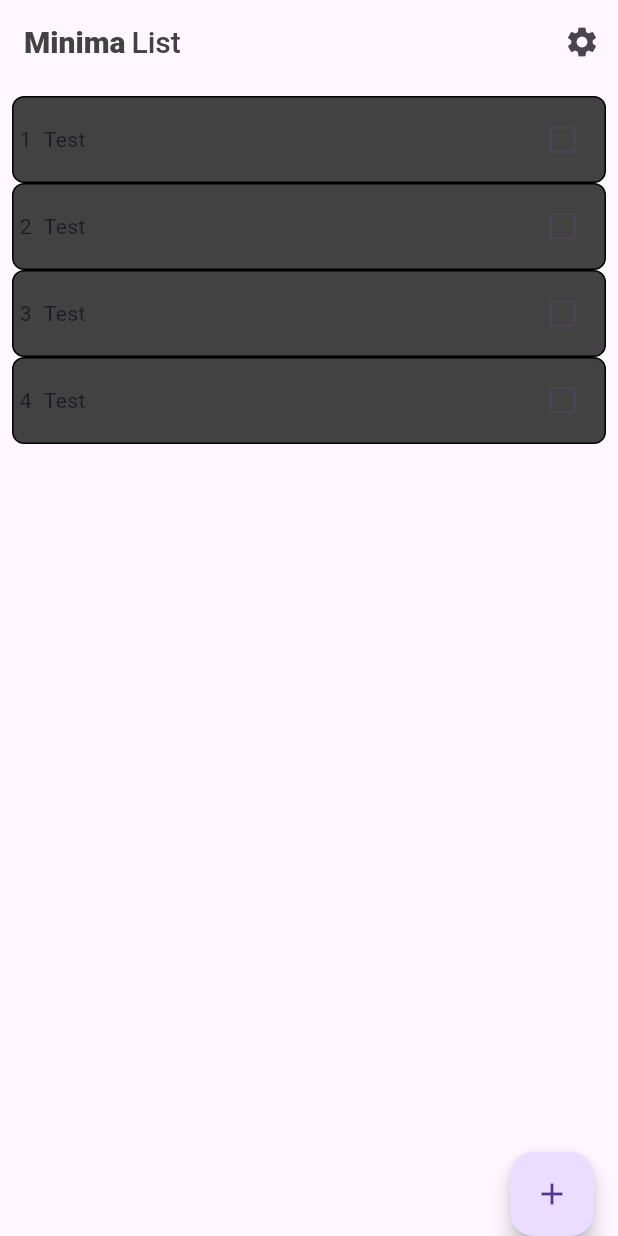
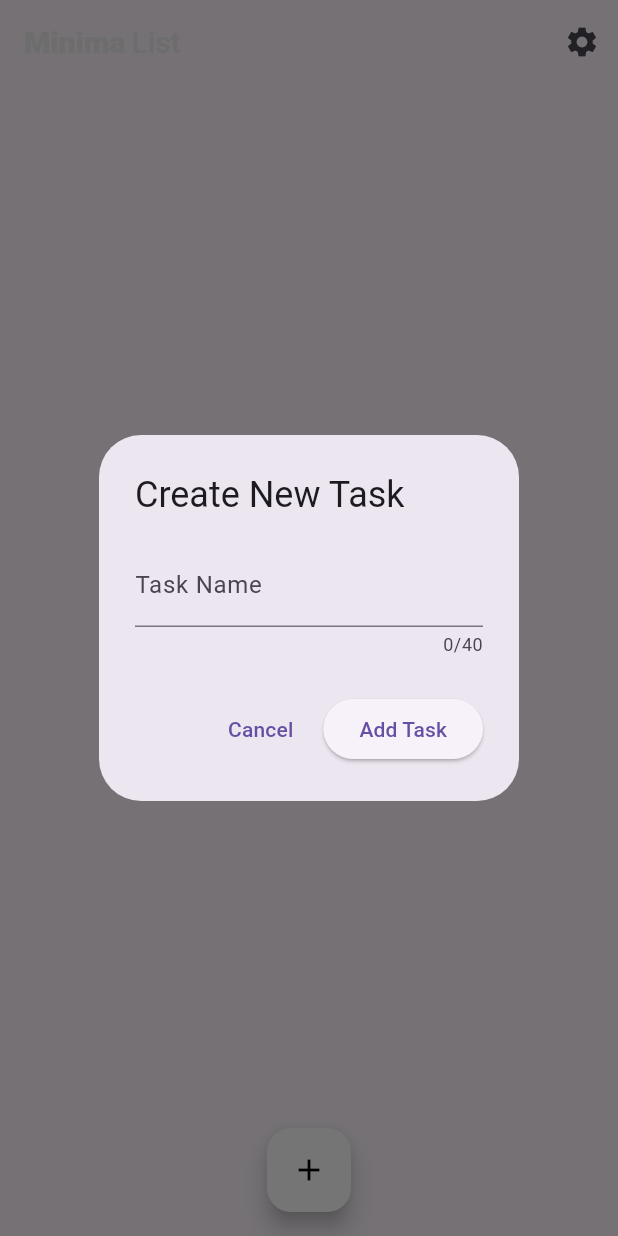
Before and after one commit to ArnaudCs/MinimaList, a Flutter app: the screen it shows after launch, after a tap on the "add" icon, on a phone screen of 412 x 824 dp. Run offline on Flutter 3.47's test engine with Material 3 defaults, Android fonts, the phone set to English and light mode, and no system bars; our stand-ins replace shared_preferences; generated files the repository leaves out were written again.

Commit message:
Début projet

```diff
--- a/minimalist/lib/src/app.dart
+++ b/minimalist/lib/src/app.dart
@@ -2,7 +2,6 @@ import 'package:flutter/material.dart';
 import 'package:flutter_gen/gen_l10n/app_localizations.dart';
 import 'package:flutter_localizations/flutter_localizations.dart';
 
-import 'sample_feature/sample_item_details_view.dart';
 import 'sample_feature/sample_item_list_view.dart';
 import 'settings/settings_controller.dart';
 import 'settings/settings_view.dart';
@@ -48,8 +47,6 @@ class MyApp extends StatelessWidget {
                 switch (routeSettings.name) {
                   case SettingsView.routeName:
                     return SettingsView(controller: settingsController);
-                  case SampleItemDetailsView.routeName:
-                    return SampleItemDetailsView();
                   case SampleItemListView.routeName:
                   default:
                     return SampleItemListView();
--- a/minimalist/lib/src/sample_feature/sample_item.dart
+++ b/minimalist/lib/src/sample_feature/sample_item.dart
@@ -1,19 +1,20 @@
 class SampleItem {
   final int id;
   bool isDone;
+  final String taskName;
 
-  SampleItem(this.id, {this.isDone = false});
+  SampleItem(this.id, {this.taskName = '', this.isDone = false});
 
-  /// Convert a SampleItem into a JSON object
   Map<String, dynamic> toJson() => {
     'id': id,
     'isDone': isDone,
+    'taskName': taskName,
   };
 
-  /// Create a SampleItem from a JSON object
   factory SampleItem.fromJson(Map<String, dynamic> json) {
     return SampleItem(
       json['id'],
+      taskName: json['taskName'] ?? '',
       isDone: json['isDone'],
     );
   }
--- a/minimalist/lib/src/sample_feature/sample_item_list_view.dart
+++ b/minimalist/lib/src/sample_feature/sample_item_list_view.dart
@@ -1,18 +1,43 @@
 import 'package:flutter/material.dart';
+import 'package:minimalist/services/task_service.dart';
+import 'package:minimalist/src/sample_feature/sample_item.dart';
+import 'package:minimalist/src/sample_feature/task_creation_modal.dart';
 
 import '../settings/settings_view.dart';
-import 'sample_item.dart';
 
-/// Displays a list of SampleItems.
 class SampleItemListView extends StatefulWidget {
   SampleItemListView({super.key});
   static const routeName = '/';
+
   @override
   State<SampleItemListView> createState() => _SampleItemListViewState();
 }
 
 class _SampleItemListViewState extends State<SampleItemListView> {
-  List<SampleItem> items = [SampleItem(1), SampleItem(2), SampleItem(3)];
+  List<SampleItem> items = [];
+  final TaskService _taskService = TaskService();
+
+  @override
+  void initState() {
+    super.initState();
+    _loadTasks();
+  }
+
+  void _loadTasks() async {
+    List<SampleItem> loadedTasks = await _taskService.getTasks();
+    setState(() {
+      items = loadedTasks;
+    });
+  }
+
+  void _openTaskCreationModal() {
+    showDialog(
+      context: context,
+      builder: (BuildContext context) {
+        return TaskCreationModal(onTaskAdded: _loadTasks);
+      },
+    );
+  }
 
   @override
   Widget build(BuildContext context) {
@@ -27,7 +52,7 @@ class _SampleItemListViewState extends State<SampleItemListView> {
               'Minima',
               style: TextStyle(
                 fontSize: 20,
-                color: Colors.grey[800],
+                color: Colors.grey[200],
                 fontWeight: FontWeight.w900
               ),
             ),
@@ -36,7 +61,7 @@ class _SampleItemListViewState extends State<SampleItemListView> {
               'List',
               style: TextStyle(
                 fontSize: 20,
-                color: Colors.grey[800],
+                color: Colors.grey[200],
                 fontWeight: FontWeight.w500
               ),
             )
@@ -53,8 +78,7 @@ class _SampleItemListViewState extends State<SampleItemListView> {
       ),
       body: Padding(
         padding: const EdgeInsets.all(8.0),
-        child:
-          items.isEmpty
+        child: items.isEmpty
             ? const Center(
                 child: Text('No items'),
               )
@@ -65,16 +89,19 @@ class _SampleItemListViewState extends State<SampleItemListView> {
                   final item = items[index];
 
                   return Dismissible(
-                  onDismissed: (direction) {
+                    onDismissed: (direction) async {
+                      await _taskService.removeTask(item.id);
                       setState(() {
                         items.removeAt(index);
                       });
 
                       ScaffoldMessenger.of(context).showSnackBar(
-                      SnackBar(content: Text('Task completed, good job 👍'))
+                        const SnackBar(content: Text('Task completed, good job 👍'))
                       );
                     },
                     key: Key(item.id.toString()),
+                    child: Padding(
+                      padding: const EdgeInsets.all(2.0),
                       child: Container(
                         decoration: BoxDecoration(
                           color: Colors.grey[800],
@@ -84,27 +111,26 @@ class _SampleItemListViewState extends State<SampleItemListView> {
                           ),
                         ),
                         child: Padding(
-                      padding: const EdgeInsets.all(4.0),
+                          padding: const EdgeInsets.all(8.0),
                           child: Row(
                             mainAxisAlignment: MainAxisAlignment.spaceBetween,
                             children: [
                               Row(
                                 children: [
-                              Text(item.id.toString()),
+                                  Icon(Icons.task, color: Colors.white,),
                                   const SizedBox(width: 8),
-                              const Text('Test'),
+                                  Text(
+                                    item.taskName,
+                                    style: const TextStyle(
+                                      color: Colors.white,
+                                      fontFamily: 'Roboto',
+                                      fontSize: 16,
+                                    ),
+                                  ),
                                 ],
                               ),
-                          Checkbox(
-                            value: item.isDone,
-                            onChanged: (value) {
-                              setState(() {
-                                item.isDone = value ?? false;
-                              });
-                            },
-                            checkColor: Colors.white,
-                          )
                             ],
+                          ),
                         ),
                       ),
                     ),
@@ -113,15 +139,11 @@ class _SampleItemListViewState extends State<SampleItemListView> {
               ),
       ),
       floatingActionButton: FloatingActionButton(
-        onPressed: () {
-          print('Add new item');
-          setState(() {
-            items.add(SampleItem(items.length + 1));
-          });
-        },
-        child: const Icon(Icons.add),
+        onPressed: _openTaskCreationModal, // Open the modal on button press
+        backgroundColor: Colors.white,
+        child: const Icon(Icons.add, color: Colors.black,),
       ),
-      floatingActionButtonLocation: FloatingActionButtonLocation.endDocked
+      floatingActionButtonLocation: FloatingActionButtonLocation.centerFloat,
     );
   }
 }
--- /dev/null
+++ b/minimalist/lib/src/sample_feature/task_creation_modal.dart
@@ -0,0 +1,71 @@
+import 'package:flutter/material.dart';
+import 'package:minimalist/services/task_service.dart';
+import 'package:minimalist/src/sample_feature/sample_item.dart';
+
+
+class TaskCreationModal extends StatefulWidget {
+  final Function onTaskAdded;
+
+  const TaskCreationModal({Key? key, required this.onTaskAdded}) : super(key: key);
+
+  @override
+  _TaskCreationModalState createState() => _TaskCreationModalState();
+}
+
+class _TaskCreationModalState extends State<TaskCreationModal> {
+  final TextEditingController _taskNameController = TextEditingController();
+  final TaskService _taskService = TaskService();
+
+  @override
+  void dispose() {
+    _taskNameController.dispose();
+    super.dispose();
+  }
+
+  void _addTask() async {
+    String taskName = _taskNameController.text.trim();
+
+    if (taskName.isNotEmpty) {
+      int newTaskId = DateTime.now().millisecondsSinceEpoch;
+      SampleItem newTask = SampleItem(newTaskId, taskName: taskName);
+
+      await _taskService.addTask(newTask);
+
+      widget.onTaskAdded();
+
+      Navigator.of(context).pop();
+    } else {
+      ScaffoldMessenger.of(context).showSnackBar(
+        const SnackBar(content: Text('Task name cannot be empty'))
+      );
+    }
+  }
+
+  @override
+  Widget build(BuildContext context) {
+    return AlertDialog(
+      title: const Text('Create New Task'),
+      content: TextField(
+        controller: _taskNameController,
+        maxLength: 40,
+        maxLines: 1,
+        decoration: const InputDecoration(
+          labelText: 'Task Name',
+          hintText: 'Enter the name of the task',
+        ),
+      ),
+      actions: [
+        TextButton(
+          onPressed: () {
+            Navigator.of(context).pop(); // Close modal without saving
+          },
+          child: const Text('Cancel'),
+        ),
+        ElevatedButton(
+          onPressed: _addTask,
+          child: const Text('Add Task'),
+        ),
+      ],
+    );
+  }
+}
```
Lines whose indentation alone changed are shown as unchanged.
